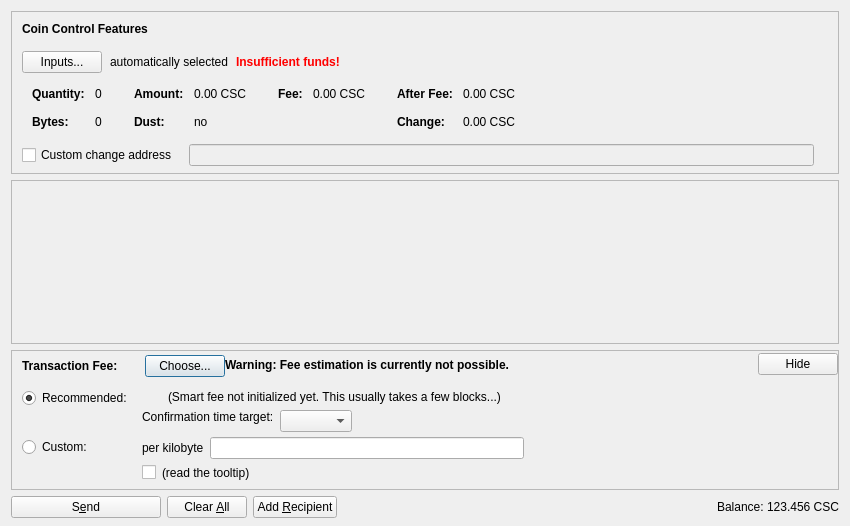
Above: src/qt/forms/sendcoinsdialog.ui from counos/CounosCoin before the change. Below: the same form after it.
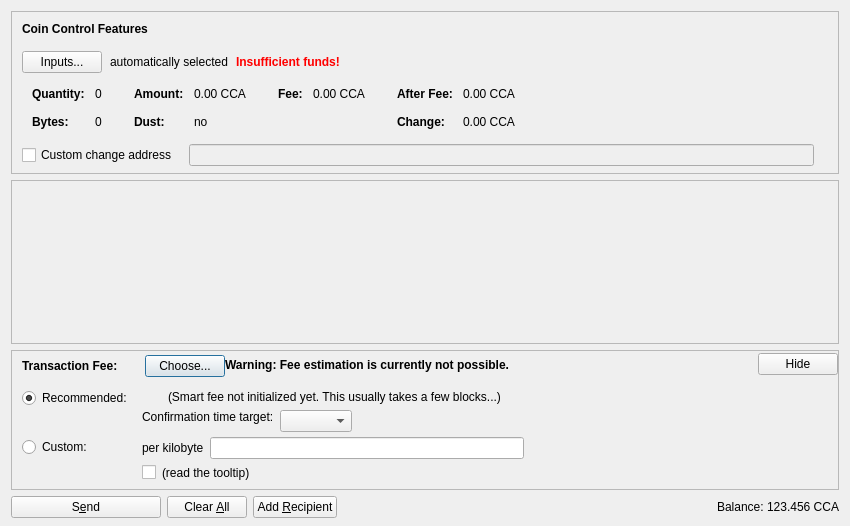
That is the form after the change. Icons and pictures are not drawn. Custom widgets are drawn as their Qt base class.

```diff
--- a/src/qt/forms/sendcoinsdialog.ui
+++ b/src/qt/forms/sendcoinsdialog.ui
@@ -324,7 +324,7 @@
                   <enum>Qt::ActionsContextMenu</enum>
                  </property>
                  <property name="text">
-                  <string notr="true">0.00 CSC</string>
+                  <string notr="true">0.00 CCA</string>
                  </property>
                  <property name="textInteractionFlags">
                   <set>Qt::LinksAccessibleByMouse|Qt::TextSelectableByKeyboard|Qt::TextSelectableByMouse</set>
@@ -404,7 +404,7 @@
                   <enum>Qt::ActionsContextMenu</enum>
                  </property>
                  <property name="text">
-                  <string notr="true">0.00 CSC</string>
+                  <string notr="true">0.00 CCA</string>
                  </property>
                  <property name="textInteractionFlags">
                   <set>Qt::LinksAccessibleByMouse|Qt::TextSelectableByKeyboard|Qt::TextSelectableByMouse</set>
@@ -455,7 +455,7 @@
                   <enum>Qt::ActionsContextMenu</enum>
                  </property>
                  <property name="text">
-                  <string notr="true">0.00 CSC</string>
+                  <string notr="true">0.00 CCA</string>
                  </property>
                  <property name="textInteractionFlags">
                   <set>Qt::LinksAccessibleByMouse|Qt::TextSelectableByKeyboard|Qt::TextSelectableByMouse</set>
@@ -484,7 +484,7 @@
                   <enum>Qt::ActionsContextMenu</enum>
                  </property>
                  <property name="text">
-                  <string notr="true">0.00 CSC</string>
+                  <string notr="true">0.00 CCA</string>
                  </property>
                  <property name="textInteractionFlags">
                   <set>Qt::LinksAccessibleByMouse|Qt::TextSelectableByKeyboard|Qt::TextSelectableByMouse</set>
@@ -1237,7 +1237,7 @@
           <cursorShape>IBeamCursor</cursorShape>
          </property>
          <property name="text">
-          <string notr="true">123.456 CSC</string>
+          <string notr="true">123.456 CCA</string>
          </property>
          <property name="textInteractionFlags">
           <set>Qt::LinksAccessibleByMouse|Qt::TextSelectableByKeyboard|Qt::TextSelectableByMouse</set>
```
